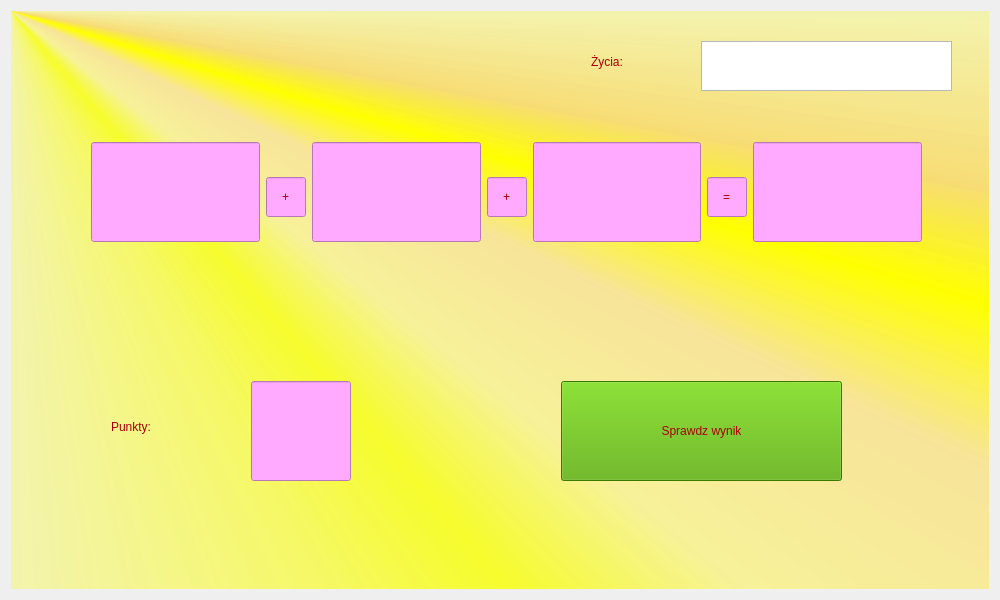
The window that dodawanie.ui (Kukulim/Matematyka) describes before a commit, drawn with Qt 5.
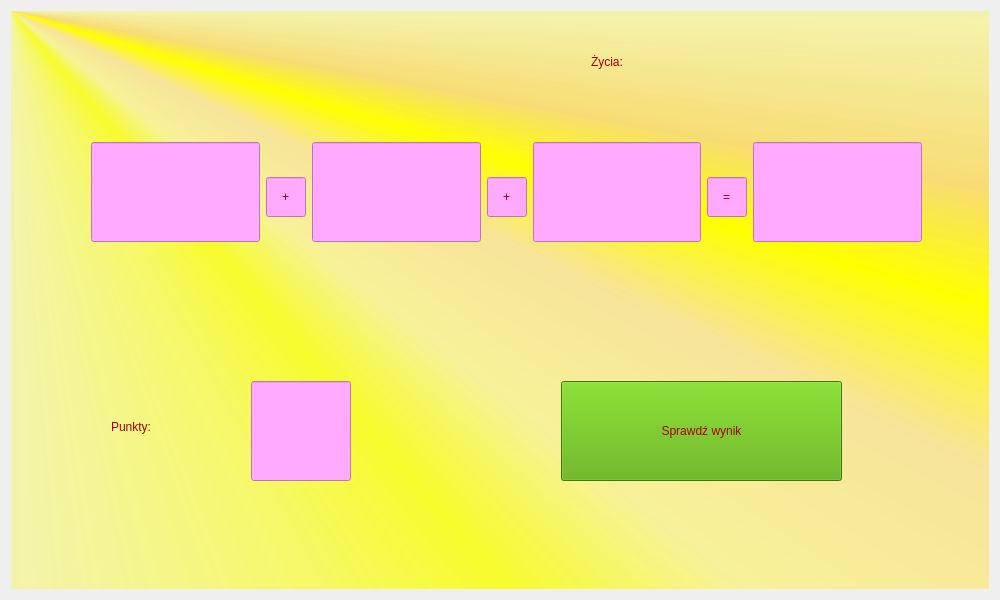
The same window after the commit. Icons and pictures are not drawn.

Commit message: dodawanie cale ok

What changed in the file:
```diff
--- a/dodawanie.ui
+++ b/dodawanie.ui
@@ -506,25 +506,6 @@
         <string>Punkty:</string>
        </property>
       </widget>
-      <widget class="QGraphicsView" name="zyciaGrafikaTrudneView">
-       <property name="geometry">
-        <rect>
-         <x>690</x>
-         <y>30</y>
-         <width>251</width>
-         <height>50</height>
-        </rect>
-       </property>
-       <property name="maximumSize">
-        <size>
-         <width>251</width>
-         <height>50</height>
-        </size>
-       </property>
-       <property name="styleSheet">
-        <string notr="true">background-image:url(:/img/5zyc.png);</string>
-       </property>
-      </widget>
       <widget class="QPushButton" name="sprawdzTrudneButton">
        <property name="geometry">
         <rect>
@@ -546,7 +527,20 @@
 background-color:rgb(85, 170, 0);</string>
        </property>
        <property name="text">
-        <string>Sprawdz wynik</string>
+        <string>Sprawdź wynik</string>
+       </property>
+      </widget>
+      <widget class="QLabel" name="zycieTrudneGrafikaView">
+       <property name="geometry">
+        <rect>
+         <x>690</x>
+         <y>30</y>
+         <width>251</width>
+         <height>50</height>
+        </rect>
+       </property>
+       <property name="text">
+        <string/>
        </property>
       </widget>
       <widget class="QWidget" name="">
```
Left out of the diff: 4 changed lines with no effect on the pictures. The commit also changes 3 other files.
